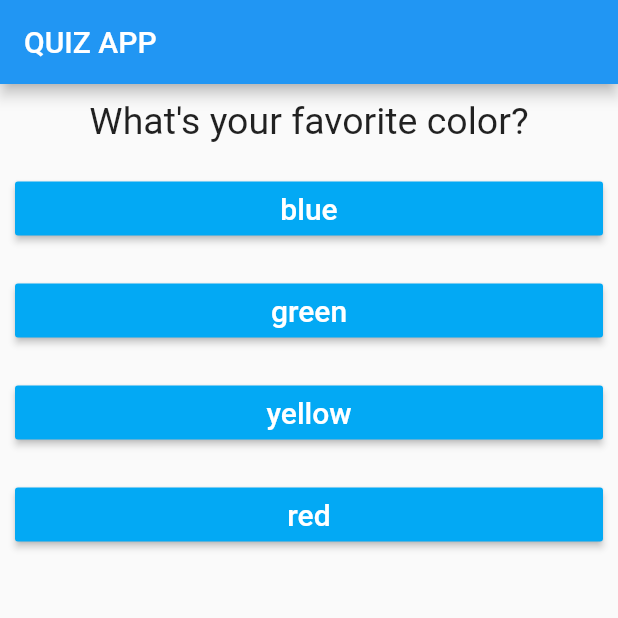
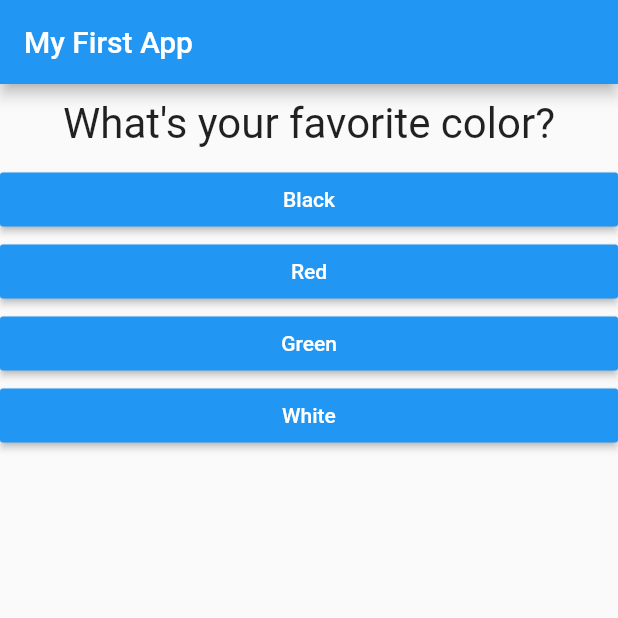
Before and after one commit to Flutteric/DemoApp, a Flutter app: the screen it shows after launch, on a phone screen of 412 x 824 dp, the top half of it. Run offline on Flutter 3.47's test engine with Material 2 defaults, Android fonts, the phone set to English and light mode, and no system bars.

Commit message:
Finished the Quiz App

```diff
--- a/lib/answer.dart
+++ b/lib/answer.dart
@@ -1,23 +1,19 @@
 import 'package:flutter/material.dart';
 
 class Answer extends StatelessWidget {
-  String answerText;
   final Function selectHandler;
+  final String answerText;
 
-  Answer(this.answerText, this.selectHandler);
+  Answer(this.selectHandler, this.answerText);
 
   @override
   Widget build(BuildContext context) {
     return Container(
       width: double.infinity,
-      margin: EdgeInsets.all(10),
       child: RaisedButton(
-        color: Colors.lightBlue,
+        color: Colors.blue,
         textColor: Colors.white,
-        child: Text(
-          answerText,
-          style: TextStyle(fontSize: 20),
-        ),
+        child: Text(answerText),
         onPressed: selectHandler,
       ),
     );
--- a/lib/main.dart
+++ b/lib/main.dart
@@ -1,7 +1,7 @@
 import 'package:flutter/material.dart';
-import './question.dart';
-import './answer.dart';
 
+import './quiz.dart';
+import './result.dart';
 // void main() {
 //   runApp(MyApp());
 // }
@@ -16,56 +16,82 @@ class MyApp extends StatefulWidget {
 }
 
 class _MyAppState extends State<MyApp> {
-  final questions = const [
+  final _questions = const [
     {
       'questionText': 'What\'s your favorite color?',
-      'answers': ['blue', 'green', 'yellow', 'red']
+      'answers': [
+        {'text': 'Black', 'score': 10},
+        {'text': 'Red', 'score': 5},
+        {'text': 'Green', 'score': 3},
+        {'text': 'White', 'score': 1},
+      ],
     },
     {
       'questionText': 'What\'s your favorite animal?',
-      'answers': ['cat', 'dog', 'horse', 'rat']
+      'answers': [
+        {'text': 'Rabbit', 'score': 3},
+        {'text': 'Snake', 'score': 11},
+        {'text': 'Elephant', 'score': 5},
+        {'text': 'Lion', 'score': 9},
+      ],
     },
     {
-      'questionText': 'What\'s your favorite movie?',
+      'questionText': 'Who\'s your favorite Actor?',
       'answers': [
-        'Kill bill',
-        'The Prestige',
-        'Dark Knight',
-        'Pursuit of Happiness'
-      ]
-    }
+        {'text': 'Max', 'score': 1},
+        {'text': 'Max', 'score': 1},
+        {'text': 'Max', 'score': 1},
+        {'text': 'Max', 'score': 1},
+      ],
+    },
   ];
   var _questionIndex = 0;
+  var _totalScore = 0;
 
-  void _answerQuestion() {
+  void _resetQuiz() {
+    setState(() {
+      _questionIndex = 0;
+      _totalScore = 0;
+    });
+  }
+
+  void _answerQuestion(int score) {
+    // var aBool = true;
+    // aBool = false;
+
+    _totalScore += score;
+
     setState(() {
       _questionIndex = _questionIndex + 1;
     });
     print(_questionIndex);
+    if (_questionIndex < _questions.length) {
+      print('We have more questions!');
+    } else {
+      print('No more questions!');
+    }
   }
 
   @override
   Widget build(BuildContext context) {
+    // var dummy = const ['Hello'];
+    // dummy.add('Max');
+    // print(dummy);
+    // dummy = [];
+    // questions = []; // does not work if questions is a const
+
     return MaterialApp(
       home: Scaffold(
         appBar: AppBar(
-          title: Text('QUIZ APP'),
+          title: Text('My First App'),
         ),
-        body: _questionIndex < questions.length
-            ? Column(
-                children: [
-                  Question(
-                    questions[_questionIndex]['questionText'],
-                  ),
-                  ...(questions[_questionIndex]['answers'] as List<String>)
-                      .map((answer) {
-                    return Answer(answer, _answerQuestion);
-                  }).toList()
-                ],
+        body: _questionIndex < _questions.length
+            ? Quiz(
+                answerQuestion: _answerQuestion,
+                questionIndex: _questionIndex,
+                questions: _questions,
               )
-            : Center(
-                child: Text('You did it'),
-              ),
+            : Result(_totalScore, _resetQuiz),
       ),
     );
   }
--- a/lib/question.dart
+++ b/lib/question.dart
@@ -1,7 +1,7 @@
 import 'package:flutter/material.dart';
 
 class Question extends StatelessWidget {
-  String questionText;
+  final String questionText;
 
   Question(this.questionText);
 
@@ -12,7 +12,7 @@ class Question extends StatelessWidget {
       margin: EdgeInsets.all(10),
       child: Text(
         questionText,
-        style: TextStyle(fontSize: 25),
+        style: TextStyle(fontSize: 28),
         textAlign: TextAlign.center,
       ),
     );
--- /dev/null
+++ b/lib/quiz.dart
@@ -0,0 +1,30 @@
+import 'package:flutter/material.dart';
+
+import './question.dart';
+import './answer.dart';
+
+class Quiz extends StatelessWidget {
+  final List<Map<String, Object>> questions;
+  final int questionIndex;
+  final Function answerQuestion;
+
+  Quiz({
+    @required this.questions,
+    @required this.answerQuestion,
+    @required this.questionIndex,
+  });
+
+  @override
+  Widget build(BuildContext context) {
+    return Column(
+      children: [
+        Question(
+          questions[questionIndex]['questionText'],
+        ),
+        ...(questions[questionIndex]['answers'] as List<Map<String, Object>>).map((answer) {
+          return Answer(() => answerQuestion(answer['score']), answer['text']);
+        }).toList()
+      ],
+    );
+  }
+}
```
Also changed, not shown: lib/result.dart (added, +44 -0 lines).
